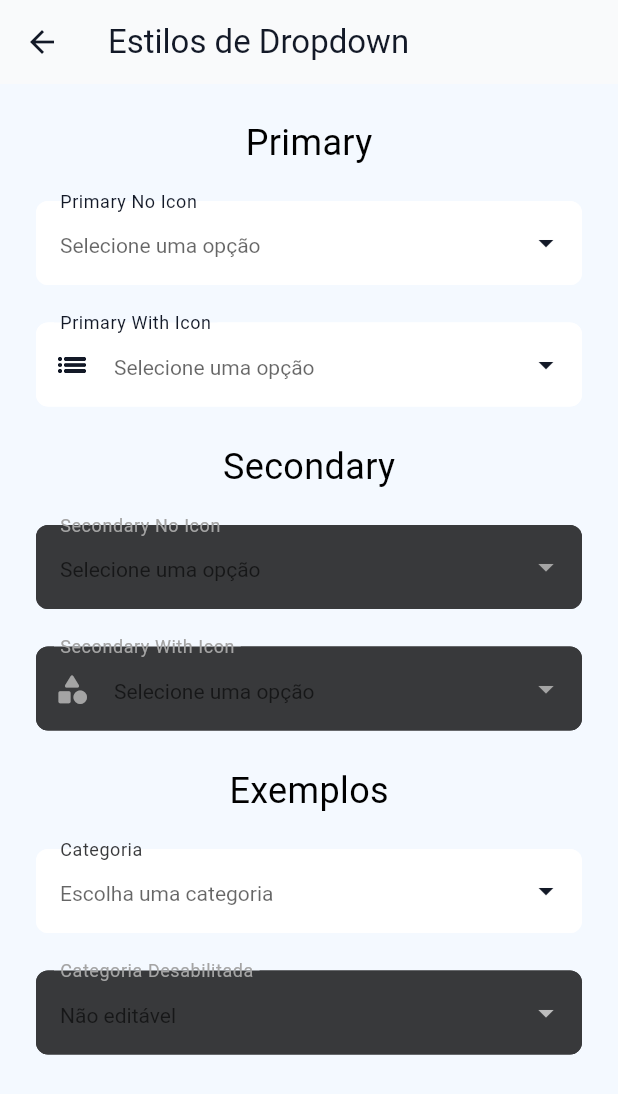
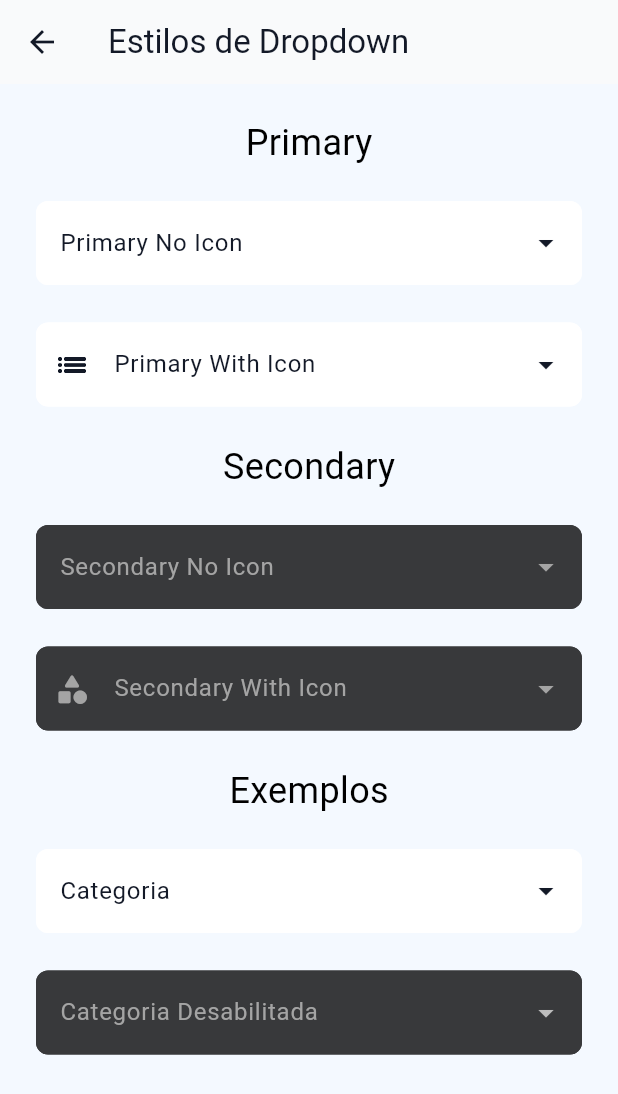
Before and after one commit to LCapistrano25/TodolistProject, a Flutter app: the ActionDropdownPage screen opened directly, on a phone screen of 412 x 824 dp. Shown: the top 1094 px of the screen. Run offline on Flutter 3.47's test engine with Material 3 defaults, Android fonts, the phone set to English and light mode, and no system bars; Roboto replaces fonts that are missing (Poppins).

```diff
--- a/lib/Components/DropDown/action_dropdown.dart
+++ b/lib/Components/DropDown/action_dropdown.dart
@@ -17,7 +17,6 @@
   }
 
   Color _getBackgroundColor() {
-    if (viewModel.backgroundColor != null) return viewModel.backgroundColor!;
 
     switch (viewModel.style) {
       case ActionDropdownStyle.primary:
@@ -44,11 +43,15 @@
   }
 
   Color _getTextColor() {
+    Color color;
+
     switch (viewModel.style) {
       case ActionDropdownStyle.primary:
-        return viewModel.textColor ?? textTitle;
+        color = viewModel.textColor ?? textTitle;
+        return color;
       case ActionDropdownStyle.secondary:
-        return viewModel.textColor ?? textSecondary;
+        color = viewModel.textColor ?? textSecondary;
+        return color;
     }
   }
 
@@ -61,6 +64,16 @@
         return textSecondary;
     }
   }
+
+  Color _getHintColor() {
+  switch (viewModel.style) {
+    case ActionDropdownStyle.primary:
+      return textSecondary.withOpacity(0.6);
+    case ActionDropdownStyle.secondary:
+      return textSecondary.withOpacity(0.4); // cinza mais suave
+  }
+}
+
 
   @override
   Widget build(BuildContext context) {
@@ -79,7 +92,7 @@
         floatingLabelStyle: TextStyle(color: _getTextColor()),
 
         hintText: viewModel.hintText,
-        hintStyle: TextStyle(color: _getTextColor()),
+        hintStyle: TextStyle(color: _getHintColor()),
 
         helperText: viewModel.helperText,
         helperStyle: TextStyle(color: _getTextColor()),
--- a/lib/Components/Inputs/action_input.dart
+++ b/lib/Components/Inputs/action_input.dart
@@ -2,7 +2,6 @@
 import 'package:flutter/services.dart';
 import 'package:project_to_do_list/Components/Inputs/action_input_view_model.dart';
 import 'package:project_to_do_list/Shared/colors.dart';
-import 'package:project_to_do_list/Shared/styles.dart';
 
 abstract class ActionInputDelegate {
   void onClick(ActionInputViewModel viewModel);
--- a/lib/Samples/actionDropDownSampleScren/action_dropdown_sample_screen.dart
+++ b/lib/Samples/actionDropDownSampleScren/action_dropdown_sample_screen.dart
@@ -14,9 +14,9 @@
   @override
   Widget build(BuildContext context) {
     final items = [
-      ActionDropdownMenuItemViewModel(value: 1, label: "Tecnologia"),
-      ActionDropdownMenuItemViewModel(value: 2, label: "Educação"),
-      ActionDropdownMenuItemViewModel(value: 3, label: "Saúde"),
+      ActionDropdownMenuItemViewModel(value: 1, label: "Lista"),
+      ActionDropdownMenuItemViewModel(value: 2, label: "Lista de Compras"),
+      ActionDropdownMenuItemViewModel(value: 3, label: "Lista Personalizada")
     ];
 
     return Scaffold(
@@ -39,7 +39,6 @@
               items: items.map((vm) => ActionDropdownMenuItem.instantiate(viewModel: vm)).toList(),
               style: ActionDropdownStyle.primary,
               labelText: "Primary No Icon",
-              hintText: "Selecione uma opção",
               onChanged: (val) => print("Selecionado: $val"),
             ),
           ),
@@ -49,7 +48,6 @@
               items: items.map((vm) => ActionDropdownMenuItem.instantiate(viewModel: vm)).toList(),
               style: ActionDropdownStyle.primary,
               labelText: "Primary With Icon",
-              hintText: "Selecione uma opção",
               prefixIcon: AppIcons.list,
               onChanged: (val) => print("Selecionado: $val"),
             ),
@@ -62,7 +60,6 @@
                 items: items.map((vm) => ActionDropdownMenuItem.instantiate(viewModel: vm)).toList(),
                 style: ActionDropdownStyle.secondary,
                 labelText: "Secondary No Icon",
-                hintText: "Selecione uma opção",
                 onChanged: (val) => print("Selecionado: $val"),
               ),
           ),
@@ -72,7 +69,6 @@
               items: items.map((vm) => ActionDropdownMenuItem.instantiate(viewModel: vm)).toList(),
               style: ActionDropdownStyle.secondary,
               labelText: "Secondary With Icon",
-              hintText: "Selecione uma opção",
               prefixIcon: AppIcons.category,
               onChanged: (val) => print("Selecionado: $val"),
             ),
@@ -85,9 +81,7 @@
               items: items.map((vm) => ActionDropdownMenuItem.instantiate(viewModel: vm)).toList(),
               style: ActionDropdownStyle.primary,
               labelText: "Categoria",
-              hintText: "Escolha uma categoria",
               onChanged: (val) => print("Categoria: $val"),
-              textColor: alternativeColor
             ),
           ),
 
@@ -96,7 +90,6 @@
               items: items.map((vm) => ActionDropdownMenuItem.instantiate(viewModel: vm)).toList(),
               style: ActionDropdownStyle.secondary,
               labelText: "Categoria Desabilitada",
-              hintText: "Não editável",
               enabled: false,
             ),
           ),
--- a/lib/Samples/homeScreen/home_screen.dart
+++ b/lib/Samples/homeScreen/home_screen.dart
@@ -1,5 +1,6 @@
 import 'package:flutter/material.dart';
 import 'package:project_to_do_list/Samples/actionButtonSampleScreen/action_button_sample_screen.dart';
+import 'package:project_to_do_list/Samples/actionCardAddItemSampleScreen/action_card_add_item_sample_screen.dart';
 import 'package:project_to_do_list/Samples/actionDropDownSampleScren/action_dropdown_sample_screen.dart';
 import 'package:project_to_do_list/Samples/actionInputSampleScreen/action_input_sample_screen.dart';
 import 'package:project_to_do_list/Samples/actionSidebarSampleScreen/action_sidebar_sample_screen.dart';
@@ -22,7 +23,8 @@
               _buildButton(context, 'Tipos de Botões', ActionButtonPage()),
               _buildButton(context, 'Tipos de Input', ActionInputPage()),
               _buildButton(context, 'Tipos de Sidebar', ActionSidebarPage()),
-              _buildButton(context, 'Tipos de Dropdown', ActionDropdownPage())
+              _buildButton(context, 'Tipos de Dropdown', ActionDropdownPage()),
+              _buildButton(context, 'Tipos de Card de Adicionar Item', CardAddItemPage())
             ],
           ),
         ),
--- a/lib/Shared/icons.dart
+++ b/lib/Shared/icons.dart
@@ -24,4 +24,6 @@
   static const IconData category = Icons.category_rounded;
 
   static const IconData list = Icons.list_outlined;
+
+  static const IconData arrowBack = Icons.arrow_back_outlined;
 }
```
Also changed, not shown: lib/Components/Cards/CardAddItem/action_card_add_item.dart (added, +146 -0 lines), lib/Components/Cards/CardAddItem/action_card_add_item_view_model.dart (added, +24 -0 lines), lib/Samples/actionCardAddItemSampleScreen/action_card_add_item_sample_screen.dart (added, +59 -0 lines), lib/Samples/actionSidebarSampleScreen/action_sidebar_sample_screen.dart (+38 -2 lines).
